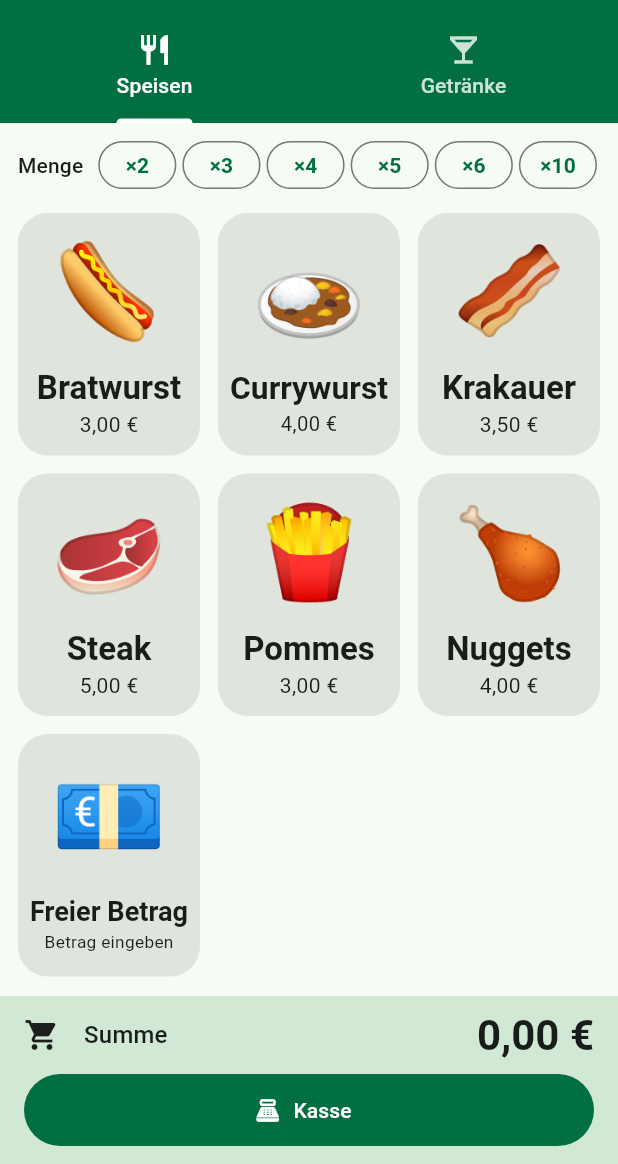
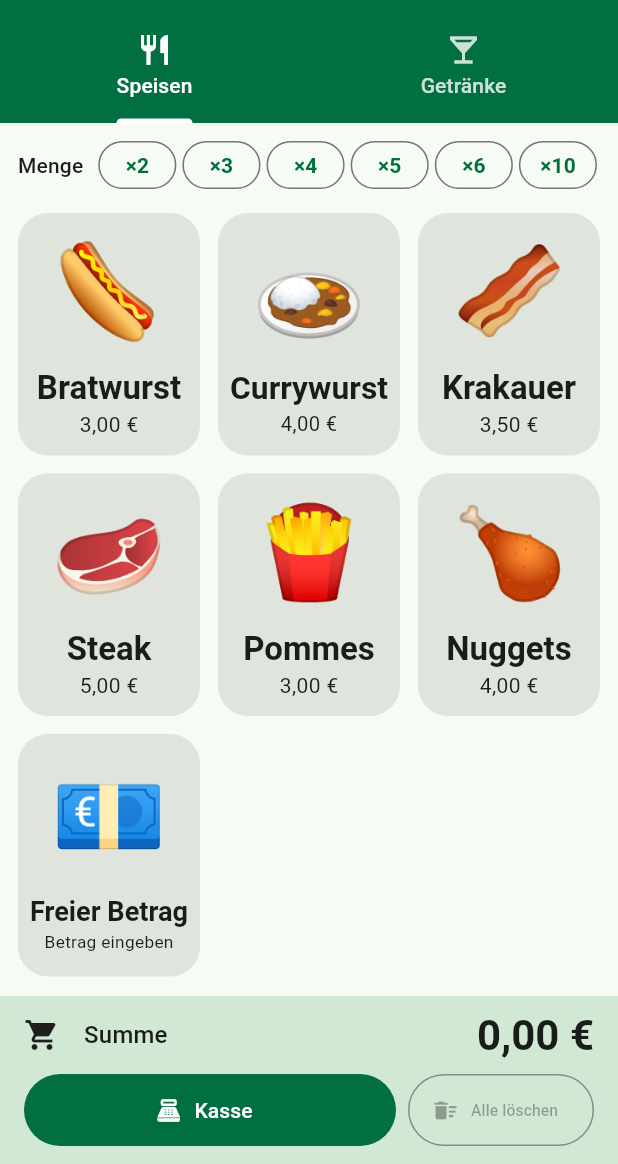
Before and after one commit to Ogie0/Easy-Price-Calculation, a Flutter app: the screen it shows after launch, on a phone screen of 412 x 824 dp, the part 72-1236 px from its top. Run offline on Flutter 3.47's test engine with Material 3 defaults, Android fonts, the phone set to English and light mode, and no system bars; our stand-ins replace shared_preferences.

Commit message:
Abschließen erst mit Bargeld, „Alle löschen“, Wischen sperrbar [skip ci]
- „Abschließen“ ist erst aktiv, wenn das gegebene Geld eingetippt ist
  (oder „Passend“); ohne Eingabe nur bei reiner Auszahlung oder 0,00 €
- Smartphone: Button „Alle löschen“ neben „Kasse“, mit Rückgängig
- Einstellungen → Darstellung: Wischen zwischen Speisen und Getränken
  ein-/ausschalten (gespeichert); die Reiter oben funktionieren immer
- FAQ und Tests angepasst

Co-Authored-By: Claude Opus 5.5 <noreply@anthropic.com>
Claude-Session: https://claude.ai/code/session_01NupdSHJUqBHfHitkyt8aD3

```diff
--- a/lib/providers/appearance_provider.dart
+++ b/lib/providers/appearance_provider.dart
@@ -4,25 +4,41 @@ import 'package:flutter/material.dart';
 
 import '../services/app_storage.dart';
 
-/// Darstellung: automatisch wie am Handy eingestellt (Standard), hell oder
-/// dunkel. Die Wahl wird gespeichert.
+/// Darstellung und Bedienung: hell/dunkel (Standard: wie am Handy) und ob
+/// zwischen Speisen und Getränken gewischt werden darf. Wird gespeichert.
 class AppearanceProvider extends ChangeNotifier {
   final AppStorage? _storage;
   ThemeMode _themeMode;
+  bool _swipeTabs;
 
   AppearanceProvider({AppStorage? storage})
       : _storage = storage,
-        _themeMode = ThemeMode.values.asNameMap()[storage?.loadThemeMode()] ?? ThemeMode.system;
+        _themeMode = ThemeMode.values.asNameMap()[storage?.loadThemeMode()] ?? ThemeMode.system,
+        _swipeTabs = storage?.loadSwipeTabs() ?? true;
 
   ThemeMode get themeMode => _themeMode;
+
+  /// Wechsel zwischen Speisen und Getränken auch per Wischen. Aus: nur über
+  /// die Reiter oben, damit beim Verkaufen nichts versehentlich umspringt.
+  bool get swipeTabs => _swipeTabs;
 
   void setThemeMode(ThemeMode mode) {
     if (mode == _themeMode) return;
     _themeMode = mode;
     notifyListeners();
-    final write = _storage?.saveThemeMode(mode.name);
+    _save(_storage?.saveThemeMode(mode.name));
+  }
+
+  void setSwipeTabs(bool value) {
+    if (value == _swipeTabs) return;
+    _swipeTabs = value;
+    notifyListeners();
+    _save(_storage?.saveSwipeTabs(value));
+  }
+
+  /// Ein Fehler beim Schreiben soll die Kasse nicht stören.
+  void _save(Future<void>? write) {
     if (write == null) return;
-    // Ein Fehler beim Schreiben soll die Kasse nicht stören.
     unawaited(write.catchError((Object e) => debugPrint('Speichern fehlgeschlagen: $e')));
   }
 }
--- a/lib/screens/faq_screen.dart
+++ b/lib/screens/faq_screen.dart
@@ -47,8 +47,9 @@ class FaqScreen extends StatelessWidget {
     ),
     (
       'Was passiert bei „Abschließen“?',
-      'Der Warenkorb wird für den nächsten Kunden geleert. Ohne eingegebenes Bargeld gilt der '
-          'Betrag als passend bezahlt. Vertippt? Unten erscheint kurz „Rückgängig“ – ein Tipp '
+      'Der Warenkorb wird für den nächsten Kunden geleert. Vorher muss das gegebene Geld '
+          'eingetippt sein – bei genau passendem Betrag einfach „Passend“ tippen. Nur bei einer '
+          'reinen Auszahlung (z. B. Pfandrückgabe) geht es ohne Eingabe. Vertippt? Unten erscheint kurz „Rückgängig“ – ein Tipp '
           'darauf holt den letzten Kauf zurück.',
     ),
     (
--- a/lib/screens/home_screen.dart
+++ b/lib/screens/home_screen.dart
@@ -4,6 +4,7 @@ import 'package:flutter/material.dart';
 import 'package:flutter/services.dart';
 import 'package:provider/provider.dart';
 
+import '../providers/appearance_provider.dart';
 import '../providers/cart_provider.dart';
 import '../providers/catalog_provider.dart';
 import '../theme.dart';
@@ -31,8 +32,10 @@ class HomeScreen extends StatelessWidget {
   Widget build(BuildContext context) {
     final catalog = context.watch<CatalogProvider>();
     final tablet = isTablet(context);
+    final swipe = context.select<AppearanceProvider, bool>((a) => a.swipeTabs);
 
     final tabView = TabBarView(
+      physics: swipe ? null : const NeverScrollableScrollPhysics(),
       children: [
         ArticleGrid(articles: catalog.food, showFreeAmount: true),
         ArticleGrid(
--- a/lib/services/app_storage.dart
+++ b/lib/services/app_storage.dart
@@ -11,6 +11,7 @@ class AppStorage {
   static const _articlesKey = 'articles_v2';
   static const _depositKey = 'deposit_cents';
   static const _themeModeKey = 'theme_mode';
+  static const _swipeTabsKey = 'swipe_tabs';
 
   /// Ältere Versionen haben nur die Preise einzeln gespeichert.
   static const _legacyPricePrefix = 'price_cents_';
@@ -59,4 +60,8 @@ class AppStorage {
   String? loadThemeMode() => _prefs.getString(_themeModeKey);
 
   Future<void> saveThemeMode(String name) => _prefs.setString(_themeModeKey, name);
+
+  bool? loadSwipeTabs() => _prefs.getBool(_swipeTabsKey);
+
+  Future<void> saveSwipeTabs(bool value) => _prefs.setBool(_swipeTabsKey, value);
 }
--- a/lib/widgets/cart_panel.dart
+++ b/lib/widgets/cart_panel.dart
@@ -74,7 +74,10 @@ class CartPanel extends StatelessWidget {
 /// Leert den Warenkorb, z. B. wenn ein Kunde doch nichts kauft. Ein
 /// versehentliches Leeren lässt sich über „Rückgängig“ zurückholen.
 class ClearCartButton extends StatelessWidget {
-  const ClearCartButton({super.key});
+  /// Großer Button mit Beschriftung (Smartphone, neben „Kasse“) statt Symbol.
+  final bool large;
+
+  const ClearCartButton({super.key, this.large = false});
 
   void _clear(BuildContext context) {
     final cart = context.read<CartProvider>();
@@ -88,6 +91,20 @@ class ClearCartButton extends StatelessWidget {
   @override
   Widget build(BuildContext context) {
     final isEmpty = context.select<CartProvider, bool>((c) => c.isEmpty);
+    if (large) {
+      final error = Theme.of(context).colorScheme.error;
+      return OutlinedButton.icon(
+        key: const ValueKey('clear-all'),
+        style: OutlinedButton.styleFrom(
+          minimumSize: const Size(0, 48),
+          foregroundColor: error,
+          side: BorderSide(color: isEmpty ? Theme.of(context).disabledColor : error),
+        ),
+        icon: const Icon(Icons.delete_sweep),
+        label: const FittedBox(child: Text('Alle löschen')),
+        onPressed: isEmpty ? null : () => _clear(context),
+      );
+    }
     return IconButton(
       tooltip: 'Warenkorb leeren',
       icon: const Icon(Icons.delete_sweep),
@@ -178,7 +195,13 @@ class CartSummaryBar extends StatelessWidget {
                   ],
                 ),
                 const SizedBox(height: 8),
-                const _CheckoutButton(),
+                const Row(
+                  children: [
+                    Expanded(flex: 2, child: _CheckoutButton()),
+                    SizedBox(width: 8),
+                    Expanded(child: ClearCartButton(large: true)),
+                  ],
+                ),
               ],
             ),
           ),
```
Also changed, not shown: lib/providers/checkout_provider.dart (+6 -4 lines), lib/screens/settings_screen.dart (+20 -1 lines), 3 other files.
